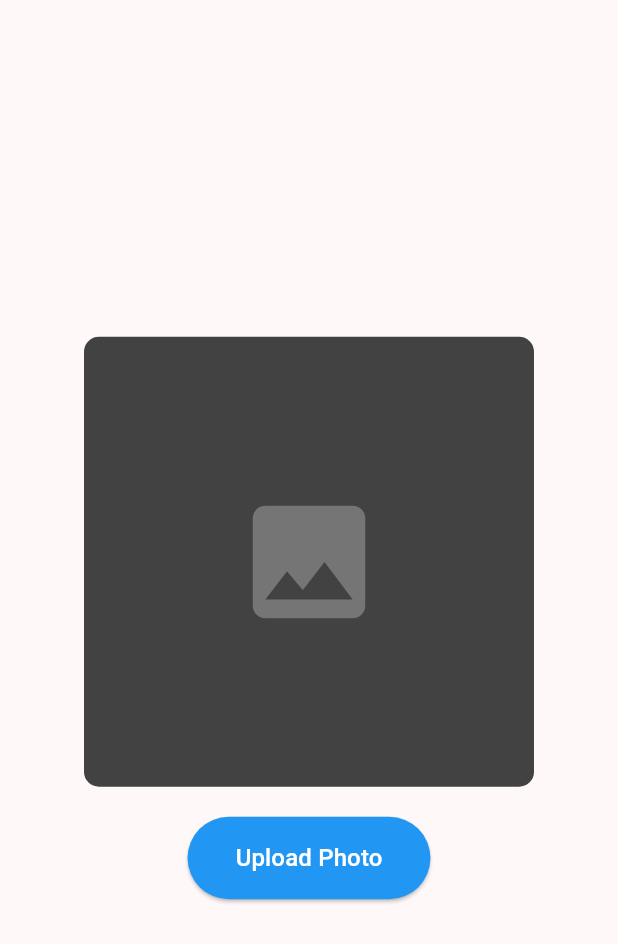
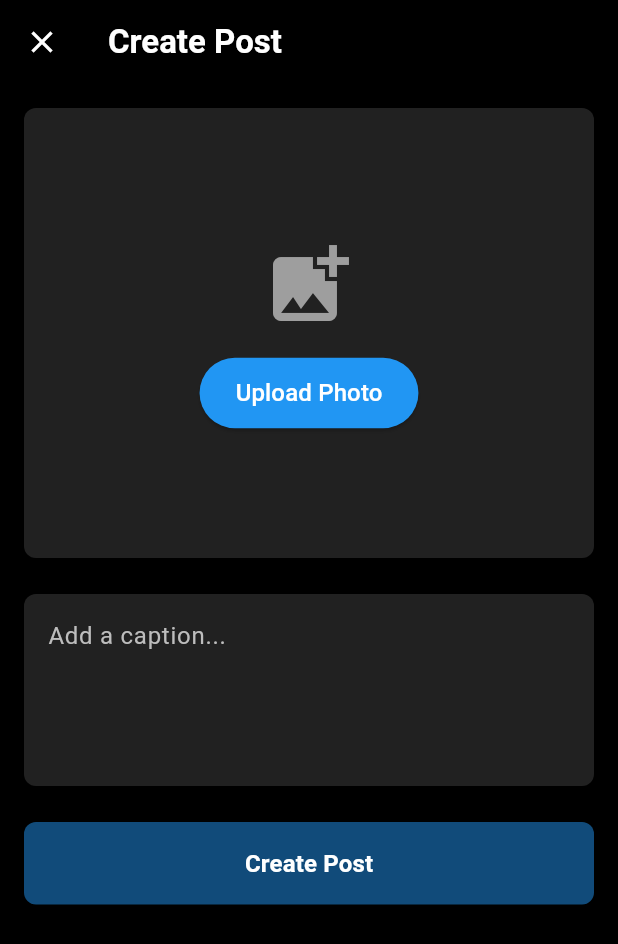
Before and after one commit to dpsheth/exercise_social_media, a Flutter app: the CameraScreen screen opened directly, on a phone screen of 412 x 824 dp. Shown: the top 944 px of the screen. Run offline on Flutter 3.47's test engine with Material 3 defaults, Android fonts, the phone set to English and light mode, and no system bars; our stand-ins replace image_picker.

```diff
--- a/bepeel/lib/screens/camera_screen.dart
+++ b/bepeel/lib/screens/camera_screen.dart
@@ -1,6 +1,7 @@
 import 'package:flutter/material.dart';
 import 'package:image_picker/image_picker.dart';
 import 'dart:io';
+import 'camera_screen.dart';
 
 class CameraScreen extends StatefulWidget {
   const CameraScreen({super.key});
@@ -12,6 +13,8 @@ class CameraScreen extends StatefulWidget {
 class _CameraScreenState extends State<CameraScreen> {
   File? _selectedImage;
   final ImagePicker _picker = ImagePicker();
+  final _captionController = TextEditingController();
+  bool _hasImage = false;
 
   Future<void> _pickImage() async {
     try {
@@ -19,6 +22,7 @@ class _CameraScreenState extends State<CameraScreen> {
       if (image != null) {
         setState(() {
           _selectedImage = File(image.path);
+          _hasImage = true;
         });
       }
     } catch (e) {
@@ -26,52 +30,86 @@ class _CameraScreenState extends State<CameraScreen> {
     }
   }
 
+  void _createPost() {
+    // Here you would typically handle the image and caption
+    // For now, we'll just go back to the feed
+    Navigator.pop(context, {
+      'username': 'currentUser',
+      'profilePic': Icons.person,
+      'image': Icons.image,
+      'likes': '0',
+      'caption': _captionController.text.isEmpty
+          ? 'Beautiful day! 📸'
+          : _captionController.text,
+      'comments': '0',
+      'timeAgo': 'Just now',
+    });
+  }
+
+  @override
+  void dispose() {
+    _captionController.dispose();
+    super.dispose();
+  }
+
   @override
   Widget build(BuildContext context) {
-    return Center(
+    return Scaffold(
+      backgroundColor: Colors.black,
+      appBar: AppBar(
+        backgroundColor: Colors.black,
+        title: const Text(
+          'Create Post',
+          style: TextStyle(
+            color: Colors.white,
+            fontWeight: FontWeight.bold,
+          ),
+        ),
+        leading: IconButton(
+          icon: const Icon(Icons.close, color: Colors.white),
+          onPressed: () => Navigator.pop(context),
+        ),
+      ),
+      body: SingleChildScrollView(
+        child: Padding(
+          padding: const EdgeInsets.all(16.0),
           child: Column(
-        mainAxisAlignment: MainAxisAlignment.center,
+            crossAxisAlignment: CrossAxisAlignment.stretch,
             children: [
-          if (_selectedImage != null)
+              // Image upload section
               Container(
-              width: 300,
                 height: 300,
                 decoration: BoxDecoration(
-                color: Colors.grey[800],
-                borderRadius: BorderRadius.circular(10),
+                  color: Colors.grey[900],
+                  borderRadius: BorderRadius.circular(8),
                 ),
-              child: ClipRRect(
-                borderRadius: BorderRadius.circular(10),
+                child: _hasImage
+                    ? ClipRRect(
+                        borderRadius: BorderRadius.circular(8),
                         child: Image.file(
                           _selectedImage!,
                           fit: BoxFit.cover,
                         ),
+                      )
+                    : Column(
+                        mainAxisAlignment: MainAxisAlignment.center,
+                        children: [
+                          const Icon(
+                            Icons.add_photo_alternate,
+                            size: 64,
+                            color: Colors.grey,
                           ),
-            )
-          else
-            Container(
-              width: 300,
-              height: 300,
-              decoration: BoxDecoration(
-                color: Colors.grey[800],
-                borderRadius: BorderRadius.circular(10),
-              ),
-              child: Center(
-                child: Icon(
-                  Icons.image,
-                  size: 100,
-                  color: Colors.grey[600],
-                ),
-              ),
-            ),
-          SizedBox(height: 20),
+                          const SizedBox(height: 16),
                           ElevatedButton(
                             onPressed: _pickImage,
                             style: ElevatedButton.styleFrom(
                               backgroundColor: Colors.blue,
-              padding: EdgeInsets.symmetric(horizontal: 32, vertical: 16),
+                              padding: const EdgeInsets.symmetric(
+                                horizontal: 24,
+                                vertical: 12,
                               ),
-            child: Text(
+                            ),
+                            child: const Text(
                               'Upload Photo',
                               style: TextStyle(
                                 color: Colors.white,
@@ -79,33 +117,51 @@ class _CameraScreenState extends State<CameraScreen> {
                               ),
                             ),
                           ),
-          if (_selectedImage != null)
-            Padding(
-              padding: const EdgeInsets.only(top: 20),
-              child: ElevatedButton(
-                onPressed: () {
-                  ScaffoldMessenger.of(context).showSnackBar(
-                    SnackBar(
-                      content: Text('Post created successfully!'),
-                      backgroundColor: Colors.green,
+                        ],
                       ),
-                  );
-                },
+              ),
+              const SizedBox(height: 24),
+              // Caption input
+              TextField(
+                controller: _captionController,
+                style: const TextStyle(color: Colors.white),
+                maxLines: 4,
+                decoration: InputDecoration(
+                  hintText: 'Add a caption...',
+                  hintStyle: TextStyle(color: Colors.grey[400]),
+                  filled: true,
+                  fillColor: Colors.grey[900],
+                  border: OutlineInputBorder(
+                    borderRadius: BorderRadius.circular(8),
+                    borderSide: BorderSide.none,
+                  ),
+                ),
+              ),
+              const SizedBox(height: 24),
+              // Create post button
+              ElevatedButton(
+                onPressed: _hasImage ? _createPost : null,
                 style: ElevatedButton.styleFrom(
-                  backgroundColor: Colors.green,
-                  padding: EdgeInsets.symmetric(horizontal: 32, vertical: 16),
+                  backgroundColor: Colors.blue,
+                  disabledBackgroundColor: Colors.blue.withOpacity(0.5),
+                  padding: const EdgeInsets.symmetric(vertical: 16),
+                  shape: RoundedRectangleBorder(
+                    borderRadius: BorderRadius.circular(8),
                   ),
-                child: Text(
-                  'Post',
+                ),
+                child: const Text(
+                  'Create Post',
                   style: TextStyle(
                     color: Colors.white,
                     fontSize: 16,
-                  ),
+                    fontWeight: FontWeight.bold,
                   ),
                 ),
               ),
             ],
           ),
+        ),
+      ),
     );
   }
 }
```
Also changed, not shown: bepeel/pubspec.lock, 125 other files. Lines whose indentation alone changed are shown as unchanged.
